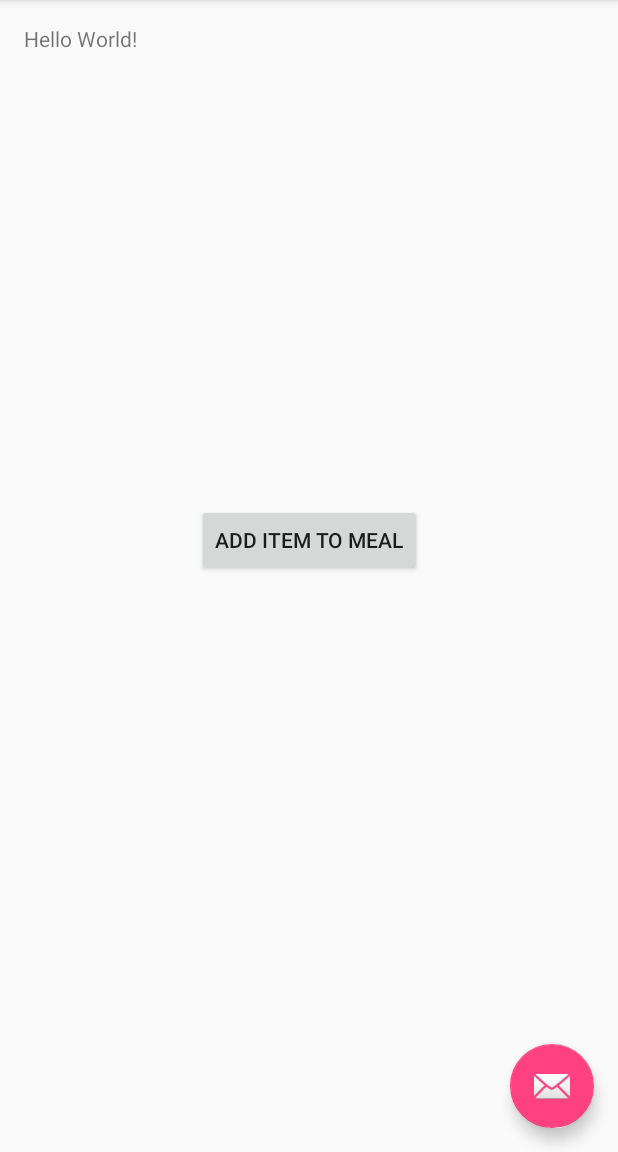
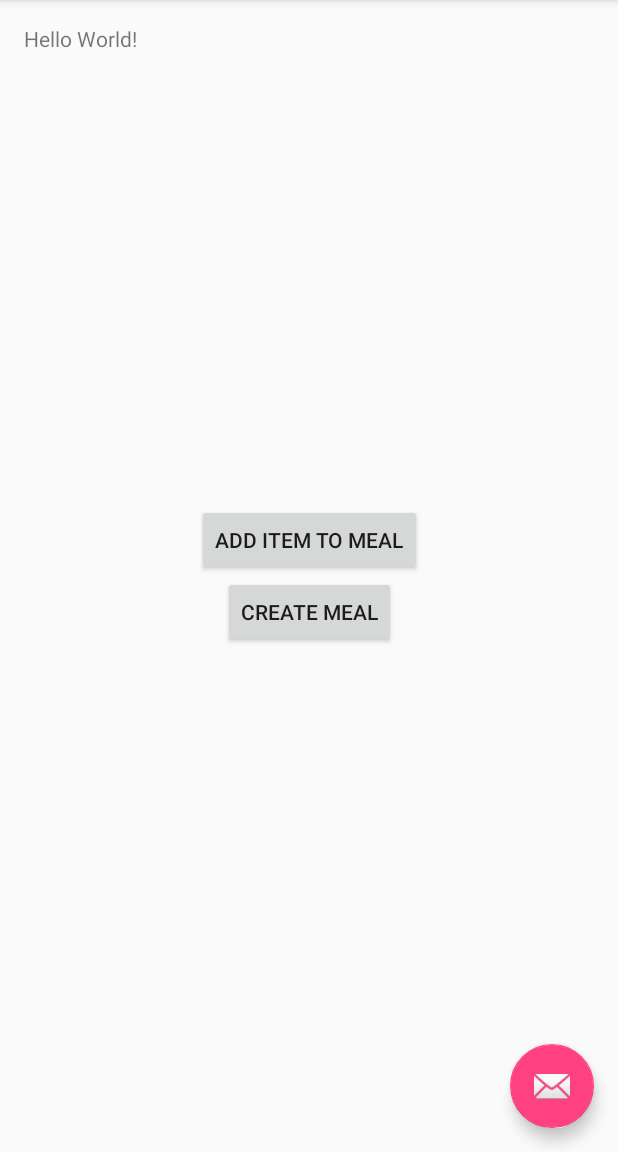
Before and after one commit to tegster/NutriFit, an Android app: the screen it shows after launch (MainActivity), on a phone screen of 412 x 824 dp, the part 84-1236 px from its top. Run offline under Robolectric (Android 15) with nearby library versions, the phone set to English and light mode, and no system bars.

Commit message:
Setting up framework to create a meal

```diff
--- a/Source/app/src/main/AndroidManifest.xml
+++ b/Source/app/src/main/AndroidManifest.xml
@@ -22,6 +22,10 @@
             android:name=".addItemToMeal"
             android:label="@string/app_name"
             android:theme="@style/AppTheme.NoActionBar" />
+        <activity
+            android:name=".createMeal"
+            android:label="@string/app_name"
+            android:theme="@style/AppTheme.NoActionBar" />
 
     </application>
 
--- a/Source/app/src/main/java/fitness/cs115/a115fitnessapp/MainActivity.java
+++ b/Source/app/src/main/java/fitness/cs115/a115fitnessapp/MainActivity.java
@@ -37,6 +37,14 @@ public class MainActivity extends AppCompatActivity {
                 startActivity(intent);
             }
         });
+        Button create_meal = (Button) findViewById(R.id.create_meal);
+        create_meal.setOnClickListener(new Button.OnClickListener() {
+            @Override
+            public void onClick(View view) {
+                Intent intent = new Intent(MainActivity.this, createMeal.class);
+                startActivity(intent);
+            }
+        });
     }
 
     @Override
--- a/Source/app/src/main/res/layout/activity_main.xml
+++ b/Source/app/src/main/res/layout/activity_main.xml
@@ -41,4 +41,13 @@
         app:layout_anchorGravity="center_vertical|center_horizontal"
         android:layout_gravity="top|center_horizontal" />
 
+    <Button
+        android:text="Create Meal"
+        android:layout_width="wrap_content"
+        android:layout_height="wrap_content"
+        android:id="@+id/create_meal"
+        app:layout_anchor="@+id/include"
+        app:layout_anchorGravity="center_vertical|center_horizontal"
+        android:layout_gravity="bottom|center_horizontal" />
+
 </android.support.design.widget.CoordinatorLayout>
```
Also changed, not shown: Source/app/src/main/java/fitness/cs115/a115fitnessapp/createMeal.java (added, +16 -0 lines), Source/app/src/main/res/layout/create_meal.xml (added, +7 -0 lines).
